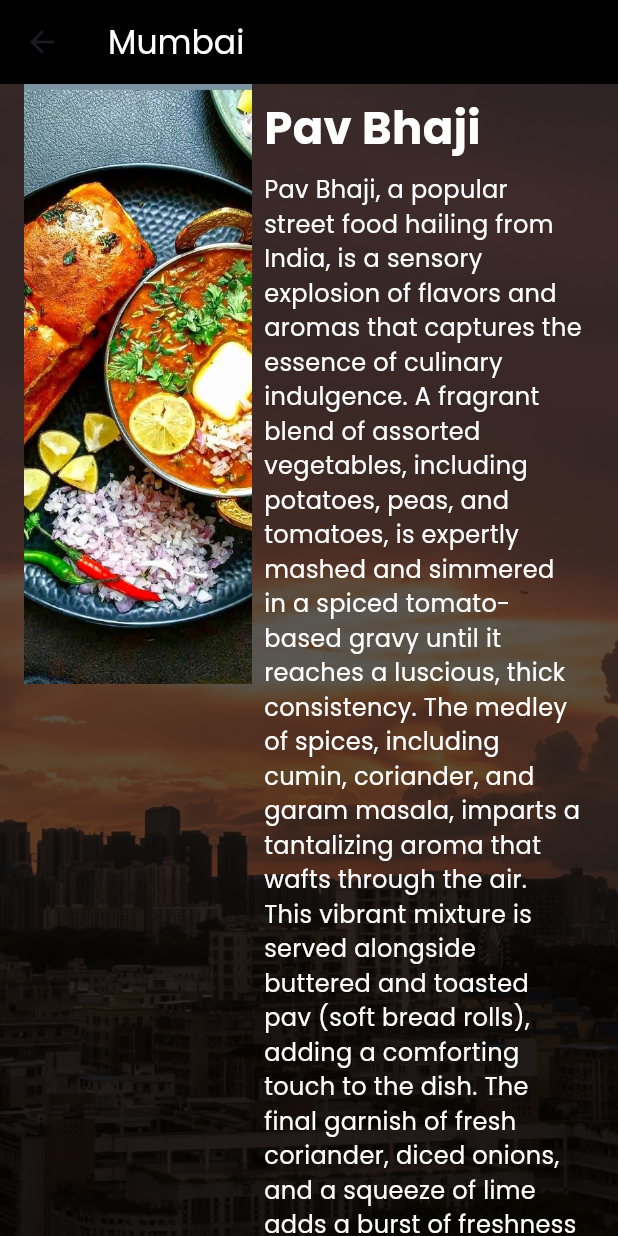
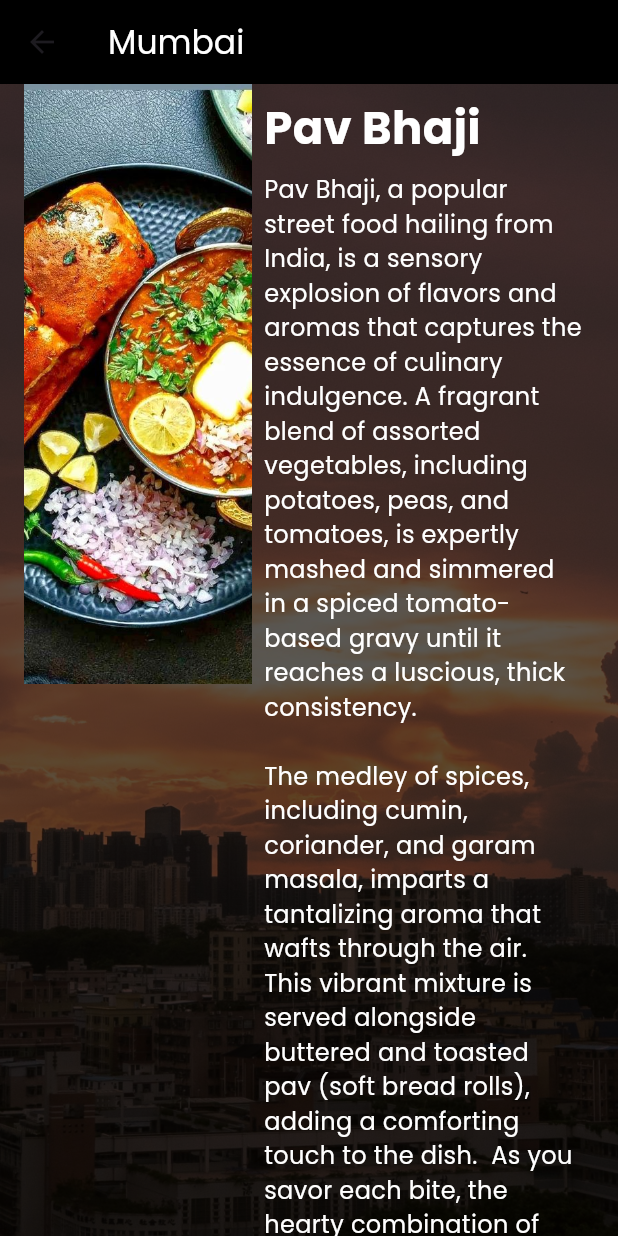
Before and after one commit to LiquidGalaxyLAB/LG_Travel, a Flutter app: the MumbaiPage screen opened directly, on a phone screen of 412 x 824 dp. Run offline on Flutter 3.47's test engine with Material 3 defaults, Android fonts, the phone set to English and light mode, and no system bars; our stand-ins replace flutter_map, flutter_svg, latlong2, logger, shared_preferences; missing offline and left inert: dartssh2; accounts and stored records are empty.

Commit message:
Minor Updates

```diff
--- a/lib/cities/barcelona.dart
+++ b/lib/cities/barcelona.dart
@@ -100,6 +100,7 @@ class _BarcelonaPageState extends State<BarcelonaPage> {
                             fontWeight: FontWeight.bold,
                           )),
                     ),
+                    const SizedBox(height: 15),
                     Padding(
                       padding: const EdgeInsets.all(50.0),
                       child: SizedBox(
--- a/lib/cities/berlin.dart
+++ b/lib/cities/berlin.dart
@@ -88,6 +88,7 @@ class _BerlinPageState extends State<BerlinPage> {
                     ],
                   ),
                 ),
+                const SizedBox(height: 15),
                 Column(
                   crossAxisAlignment: CrossAxisAlignment.start,
                   children: [
--- a/lib/cities/delhi.dart
+++ b/lib/cities/delhi.dart
@@ -70,7 +70,7 @@ class _DelhiPageState extends State<DelhiPage> {
                               Text(
                                 nations[0].title,
                                 style: const TextStyle(
-                                    fontSize: 30,
+                                    fontSize: 35,
                                     color: Colors.white,
                                     fontWeight: FontWeight.bold),
                               ),
@@ -88,6 +88,7 @@ class _DelhiPageState extends State<DelhiPage> {
                     ],
                   ),
                 ),
+                const SizedBox(height: 15),
                 Column(
                   crossAxisAlignment: CrossAxisAlignment.start,
                   children: [
--- a/lib/cities/london.dart
+++ b/lib/cities/london.dart
@@ -88,6 +88,7 @@ class _LondonPageState extends State<LondonPage> {
                     ],
                   ),
                 ),
+                const SizedBox(height: 15),
                 Column(
                   crossAxisAlignment: CrossAxisAlignment.start,
                   children: [
--- a/lib/cities/madrid.dart
+++ b/lib/cities/madrid.dart
@@ -88,6 +88,7 @@ class _MadridPageState extends State<MadridPage> {
                     ],
                   ),
                 ),
+                const SizedBox(height: 15),
                 Column(
                   crossAxisAlignment: CrossAxisAlignment.start,
                   children: [
--- a/lib/cities/mumbai.dart
+++ b/lib/cities/mumbai.dart
@@ -88,6 +88,7 @@ class _MumbaiPageState extends State<MumbaiPage> {
                     ],
                   ),
                 ),
+                const SizedBox(height: 15),
                 Column(
                   crossAxisAlignment: CrossAxisAlignment.start,
                   children: [
--- a/lib/cities/paris.dart
+++ b/lib/cities/paris.dart
@@ -100,6 +100,7 @@ class _ParisPageState extends State<ParisPage> {
                             fontWeight: FontWeight.bold,
                           )),
                     ),
+                    const SizedBox(height: 15),
                     Padding(
                       padding: const EdgeInsets.all(50.0),
                       child: SizedBox(
--- a/lib/cities/rome.dart
+++ b/lib/cities/rome.dart
@@ -88,6 +88,7 @@ class _RomePageState extends State<RomePage> {
                     ],
                   ),
                 ),
+                const SizedBox(height: 15),
                 Column(
                   crossAxisAlignment: CrossAxisAlignment.start,
                   children: [
@@ -108,7 +109,7 @@ class _RomePageState extends State<RomePage> {
                             options: MapOptions(
                               initialCenter: LatLng(
                                   nations[6].centerLat, nations[6].centerLong),
-                              initialZoom: 13,
+                              initialZoom: 12,
                             ),
                             children: [
                               TileLayer(
--- a/lib/models/nations.dart
+++ b/lib/models/nations.dart
@@ -40,7 +40,7 @@ class NationModel {
     nations.add(NationModel(
       title: "Paranthe wali Gali",
       description:
-          "Nestled in the labyrinthine lanes of Old Delhi, Paranthe Wali Gali stands as a culinary sanctum, inviting discerning palates to embark on a gastronomic voyage like no other. The air is thick with the irresistible aroma of meticulously prepared stuffed paranthas, each a masterpiece of flavor and tradition. This iconic alley, steeped in history, has been enchanting food enthusiasts for generations. As you traverse the cobbled path, the eclectic symphony of sizzling griddles and animated conversations creates an ambiance that transcends time. The paranthas, golden and inviting, come adorned with a variety of fillings – from the classic allure of potato to the decadence of paneer or the colorful vibrancy of mixed vegetables. Each bite is a harmonious blend of heritage and innovation, an homage to the culinary artistry that defines India's rich tapestry of flavors. Paranthe Wali Gali isn't just a street; it's a gastronomic haven where every parantha tells a tale, and every visit is a sublime journey into the heart of Old Delhi's culinary legacy.",
+          "Straight from the streets of Chandani Chowk in Delhi to  Brampton Canada, as best indian restaurant we take pride in bringing Paranthas in a way no one could imagine with hundreds of variations in Vegetarian, Non Vegetarian, Pizza fusion blends and Sweet flavours sure to entice one and all in your family. With four locations in Brampton, Niagara Falls & Kitchener and growing.Now relish Home Taste Away From Home\n\n The chief ingredient in our food is love. There is no better reward for hard work than good food. And we customize love, happiness, hard work and our freshest ingredients to your complete satisfaction. Spiced with love and served with enthusiasm, the taste your family will relish for days.",
       flagPath: 'assets/imgs/delhi.jpg',
       foodPath: 'assets/imgs/delhi-food.jpg',
       centerLat: 28.591197,
@@ -60,7 +60,7 @@ class NationModel {
     nations.add(NationModel(
         title: 'Petit déjeuner',
         description:
-            "Petit déjeuner, the French breakfast, unfolds as a captivating tableau of culinary artistry. At its core, the golden, buttery layers of a perfectly crafted croissant embody the epitome of French pastry finesse, releasing a fragrant symphony reminiscent of a Parisian boulangerie. Complemented by petite pots of velvety yogurt adorned with vibrant berries and artisanal honey, the morning feast achieves a delicate balance of sweetness and tartness. A curated selection of cheeses and cured meats adds a sophisticated touch, creating a culinary celebration that extends beyond mere sustenance. Paired with a sip of freshly brewed café au lait or rich espresso, petit déjeuner becomes a sensory experience, an indulgent prelude to a day filled with the joyous flavors of French tradition.",
+            "Petit déjeuner, the French breakfast, unfolds as a captivating tableau of culinary artistry. At its core, the golden, buttery layers of a perfectly crafted croissant embody the epitome of French pastry finesse, releasing a fragrant symphony reminiscent of a Parisian boulangerie. \n\n Complemented by petite pots of velvety yogurt adorned with vibrant berries and artisanal honey, the morning feast achieves a delicate balance of sweetness and tartness. A curated selection of cheeses and cured meats adds a sophisticated touch, creating a culinary celebration that extends beyond mere sustenance. Paired with a sip of freshly brewed café au lait or rich espresso, petit déjeuner becomes a sensory experience, an indulgent prelude to a day filled with the joyous flavors of French tradition.",
         flagPath: 'assets/imgs/paris.jpg',
         foodPath: 'assets/imgs/paris-food.jpg',
         centerLat: 48.8524370654132,
@@ -79,7 +79,7 @@ class NationModel {
     nations.add(NationModel(
       title: 'Fry-up',
       description:
-          "The iconic fry-up, a quintessential English breakfast, unfolds as a hearty and comforting feast that embodies a robust start to the day. Imagine a sizzling ensemble featuring perfectly fried bacon, plump sausages, and golden eggs with lusciously runny yolks. Accompanying this savory trio are grilled tomatoes and mushrooms, adding a burst of freshness to the ensemble. Crispy hash browns and buttered toast complete the ensemble, offering delightful textures and a wholesome foundation. The plate is a canvas of flavors, where the saltiness of bacon meets the savory richness of sausage, and each bite is a satisfying medley of tastes. A side of baked beans adds a touch of sweetness, providing the perfect contrast to the savory symphony. As you savor each bite and sip on a steaming cup of tea or coffee, the English fry-up emerges as a comforting ritual, promising warmth, satisfaction, and a hearty kickstart to the day ahead.",
+          "The iconic fry-up, a quintessential English breakfast, unfolds as a hearty and comforting feast that embodies a robust start to the day.\n\n Imagine a sizzling ensemble featuring perfectly fried bacon, plump sausages, and golden eggs with lusciously runny yolks. Accompanying this savory trio are grilled tomatoes and mushrooms, adding a burst of freshness to the ensemble. Crispy hash browns and buttered toast complete the ensemble, offering delightful textures and a wholesome foundation. The plate is a canvas of flavors, where the saltiness of bacon meets the savory richness of sausage, and each bite is a satisfying medley of tastes. A side of baked beans adds a touch of sweetness, providing the perfect contrast to the savory symphony. As you savor each bite and sip on a steaming cup of tea or coffee, the English fry-up emerges as a comforting ritual, promising warmth, satisfaction, and a hearty kickstart to the day ahead.",
       flagPath: 'assets/imgs/london.jpg',
       foodPath: 'assets/imgs/london-food.jpg',
       centerLat: 51.53073457756852,
@@ -99,7 +99,7 @@ class NationModel {
     nations.add(NationModel(
       title: "Tostada con tomate y jamón",
       description:
-          "The tostada con tomate y jamón, a beloved Spanish breakfast, unveils a simple yet sublime harmony of flavors. A rustic canvas of crusty toasted bread serves as the foundation for this culinary masterpiece. Picture ripe, juicy tomatoes sliced and rubbed onto the warm bread, releasing a burst of freshness that serves as a vibrant base. Crowned with thinly sliced jamón, the Spanish cured ham, each delicate layer carries a rich, savory essence that effortlessly marries with the sweet juiciness of the tomatoes. The combination of the crisp toast, the succulent tomatoes, and the flavorful jamón creates a symphony of textures and tastes that is both satisfying and invigorating. As you indulge in this delightful medley, perhaps accompanied by a drizzle of olive oil, the tostada con tomate y jamón encapsulates the essence of Spanish mornings – a celebration of simplicity, quality ingredients, and the sheer joy derived from a perfect culinary pairing.",
+          "The tostada con tomate y jamón, a beloved Spanish breakfast, unveils a simple yet sublime harmony of flavors. A rustic canvas of crusty toasted bread serves as the foundation for this culinary masterpiece. Picture ripe, juicy tomatoes sliced and rubbed onto the warm bread, releasing a burst of freshness that serves as a vibrant base. \n\nCrowned with thinly sliced jamón, the Spanish cured ham, each delicate layer carries a rich, savory essence that effortlessly marries with the sweet juiciness of the tomatoes. The combination of the crisp toast, the succulent tomatoes, and the flavorful jamón creates a symphony of textures and tastes that is both satisfying and invigorating. As you indulge in this delightful medley, perhaps accompanied by a drizzle of olive oil, the tostada con tomate y jamón encapsulates the essence of Spanish mornings – a celebration of simplicity, quality ingredients, and the sheer joy derived from a perfect culinary pairing.",
       flagPath: 'assets/imgs/madrid.jpg',
       foodPath: 'assets/imgs/madrid-food.jpg',
       centerLat: 19.102060367028745,
@@ -119,7 +119,7 @@ class NationModel {
     nations.add(NationModel(
       title: "Pav Bhaji",
       description:
-          "Pav Bhaji, a popular street food hailing from India, is a sensory explosion of flavors and aromas that captures the essence of culinary indulgence. A fragrant blend of assorted vegetables, including potatoes, peas, and tomatoes, is expertly mashed and simmered in a spiced tomato-based gravy until it reaches a luscious, thick consistency. The medley of spices, including cumin, coriander, and garam masala, imparts a tantalizing aroma that wafts through the air. This vibrant mixture is served alongside buttered and toasted pav (soft bread rolls), adding a comforting touch to the dish. The final garnish of fresh coriander, diced onions, and a squeeze of lime adds a burst of freshness and tanginess, elevating Pav Bhaji into a delightful symphony of textures and flavors. As you savor each bite, the hearty combination of the flavorful vegetable blend with the soft, buttery pav creates an experience that is not just a meal but a celebration of the rich, diverse tapestry of Indian street cuisine.",
+          "Pav Bhaji, a popular street food hailing from India, is a sensory explosion of flavors and aromas that captures the essence of culinary indulgence. A fragrant blend of assorted vegetables, including potatoes, peas, and tomatoes, is expertly mashed and simmered in a spiced tomato-based gravy until it reaches a luscious, thick consistency. \n\nThe medley of spices, including cumin, coriander, and garam masala, imparts a tantalizing aroma that wafts through the air. This vibrant mixture is served alongside buttered and toasted pav (soft bread rolls), adding a comforting touch to the dish.  As you savor each bite, the hearty combination of the flavorful vegetable blend with the soft, buttery pav creates an experience that is not just a meal but a celebration of the rich, diverse tapestry of Indian street cuisine.",
       flagPath: 'assets/imgs/mumbai.jpg',
       foodPath: 'assets/imgs/mumbai-food.jpg',
       centerLat: 28.591197610927207,
@@ -139,7 +139,7 @@ class NationModel {
     nations.add(NationModel(
       title: "Berliner Frühstück",
       description:
-          "The Berliner Frühstück, or Berlin breakfast, is a delightful morning affair that encapsulates the spirit of German culinary tradition. Picture a charming spread featuring an array of freshly baked bread rolls, hearty rye bread, and an assortment of artisanal cheeses and cold cuts. Soft-boiled eggs, adorned with a sprinkle of chives, offer a comforting simplicity to the table. The iconic German-style mustard and fruit preserves add a tangy and sweet dimension to the ensemble. A selection of fresh fruits, such as crisp apples and juicy berries, adds a refreshing touch. To complete the experience, a steaming pot of rich coffee or a cup of fragrant tea is served, inviting you to leisurely enjoy the Berliner Frühstück while soaking in the morning calm. This breakfast embodies a balance of hearty, wholesome flavors that reflect the warmth and hospitality of German breakfast traditions.",
+          "The Berliner Frühstück, or Berlin breakfast, is a delightful morning affair that encapsulates the spirit of German culinary tradition. Picture a charming spread featuring an array of freshly baked bread rolls, hearty rye bread, and an assortment of artisanal cheeses and cold cuts. Soft-boiled eggs, adorned with a sprinkle of chives, offer a comforting simplicity to the table. The iconic German-style mustard and fruit preserves add a tangy and sweet dimension to the ensemble.\n\n A selection of fresh fruits, such as crisp apples and juicy berries, adds a refreshing touch. To complete the experience, a steaming pot of rich coffee or a cup of fragrant tea is served, inviting you to leisurely enjoy the Berliner Frühstück while soaking in the morning calm. This breakfast embodies a balance of hearty, wholesome flavors that reflect the warmth and hospitality of German breakfast traditions.",
       flagPath: 'assets/imgs/berlin.jpg',
       foodPath: 'assets/imgs/berlin-food.jpg',
       centerLat: 52.511556034134614,
@@ -159,7 +159,7 @@ class NationModel {
     nations.add(NationModel(
       title: "Cornetto e Caffè",
       description:
-          "The Cornetto e Caffè, an Italian breakfast classic, unfolds as a delightful symphony of simplicity and indulgence. Imagine a golden, flaky cornetto, akin to a croissant but with a uniquely Italian touch, boasting layers that shatter delicately upon each bite. This pastry perfection is accompanied by the rich aroma of freshly brewed espresso, creating a harmonious pairing that epitomizes the essence of Italian mornings. The cornetto, either plain or filled with luscious cream or fruity jam, exudes a sweet fragrance that mingles with the robust notes of the coffee. The ritual of dipping the tip of the cornetto into the espresso is a sensory experience, where the warm, buttery layers meet the bold intensity of the coffee. This breakfast, enjoyed amidst the lively ambiance of an Italian café, represents a moment of pure indulgence and a celebration of the country's rich culinary heritage.",
+          "The Cornetto e Caffè, an Italian breakfast classic, unfolds as a delightful symphony of simplicity and indulgence. Imagine a golden, flaky cornetto, akin to a croissant but with a uniquely Italian touch, boasting layers that shatter delicately upon each bite. This pastry perfection is accompanied by the rich aroma of freshly brewed espresso, creating a harmonious pairing that epitomizes the essence of Italian mornings. \n\nThe cornetto, either plain or filled with luscious cream or fruity jam, exudes a sweet fragrance that mingles with the robust notes of the coffee. The ritual of dipping the tip of the cornetto into the espresso is a sensory experience, where the warm, buttery layers meet the bold intensity of the coffee. This breakfast, enjoyed amidst the lively ambiance of an Italian café, represents a moment of pure indulgence and a celebration of the country's rich culinary heritage.",
       flagPath: 'assets/imgs/rome.jpg',
       foodPath: 'assets/imgs/rome-food.jpg',
       centerLat: 41.90477381453835,
@@ -179,7 +179,7 @@ class NationModel {
     nations.add(NationModel(
       title: "Pa amb Tomàquet",
       description:
-          "Pa amb Tomàquet, a cherished Catalan dish, transforms the act of bread into an artful expression of simplicity and flavor. This Catalan tomato bread consists of rustic, crusty bread slices rubbed with ripe tomatoes, imparting a burst of freshness. The process of grating the tomatoes releases their juices, creating a vibrant and moist base for the bread. Generously drizzled with extra virgin olive oil, the bread becomes a canvas for the robust flavors of the Mediterranean. Often seasoned with a pinch of salt and sometimes garlic, the Pa amb Tomàquet is a celebration of quality ingredients. The combination of the sweet acidity from the tomatoes, the richness of the olive oil, and the earthy bread creates a harmonious medley that captures the essence of Catalan cuisine. Served as a standalone delight or as an accompaniment to various dishes, Pa amb Tomàquet embodies the culinary philosophy of simplicity, letting the natural flavors shine through with each bite.",
+          "Pa amb Tomàquet, a cherished Catalan dish, transforms the act of bread into an artful expression of simplicity and flavor. This Catalan tomato bread consists of rustic, crusty bread slices rubbed with ripe tomatoes, imparting a burst of freshness.\n\n The process of grating the tomatoes releases their juices, creating a vibrant and moist base for the bread.  Often seasoned with a pinch of salt and sometimes garlic, the Pa amb Tomàquet is a celebration of quality ingredients. The combination of the sweet acidity from the tomatoes, the richness of the olive oil, and the earthy bread creates a harmonious medley that captures the essence of Catalan cuisine. Served as a standalone delight or as an accompaniment to various dishes, Pa amb Tomàquet embodies the culinary philosophy of simplicity, letting the natural flavors shine through with each bite.",
       flagPath: 'assets/imgs/barcelona.jpg',
       foodPath: 'assets/imgs/barcelona-food.jpg',
       centerLat: 41.38456826771239,
--- a/lib/pages/copy_test.dart
+++ b/lib/pages/copy_test.dart
@@ -194,7 +194,8 @@ class DashboardPageState extends State<DashboardPage> {
                                   Navigator.push(
                                     context,
                                     MaterialPageRoute(
-                                        builder: (context) => const RomePage()),
+                                        builder: (context) =>
+                                            const LondonPage()),
                                   );
                                   break;
 
--- a/lib/pages/dashboard_page.dart
+++ b/lib/pages/dashboard_page.dart
@@ -194,7 +194,8 @@ class DashboardPageState extends State<DashboardPage> {
                                   Navigator.push(
                                     context,
                                     MaterialPageRoute(
-                                        builder: (context) => const RomePage()),
+                                        builder: (context) =>
+                                            const BarcelonaPage()),
                                   );
                                   break;
 
```
